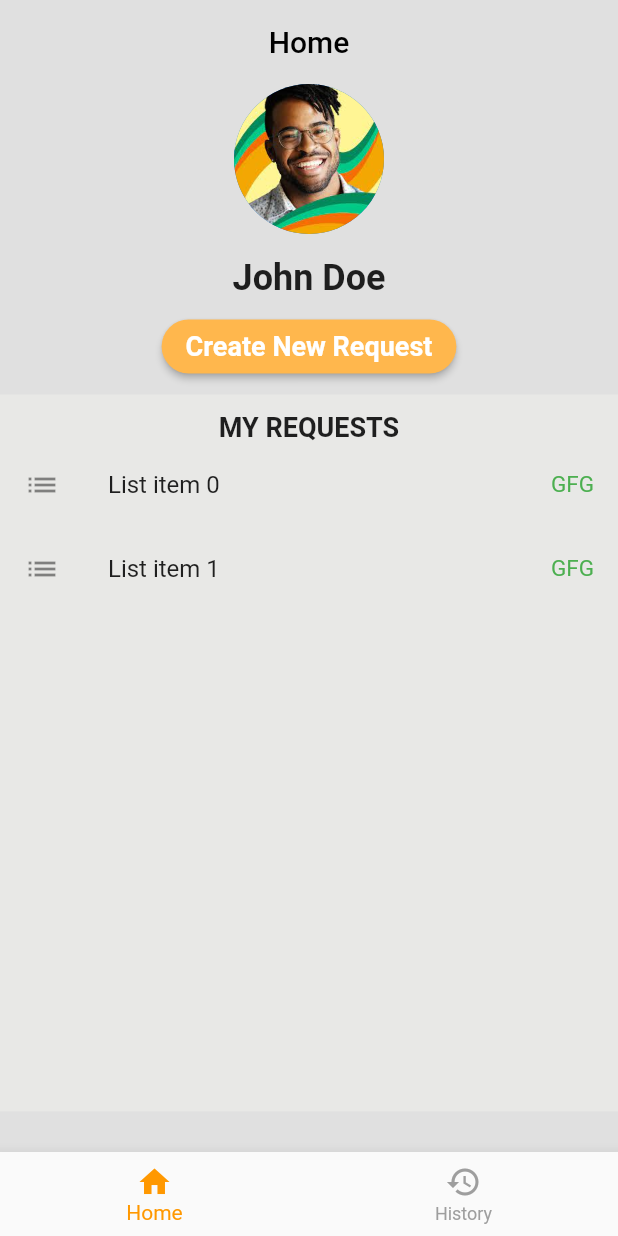
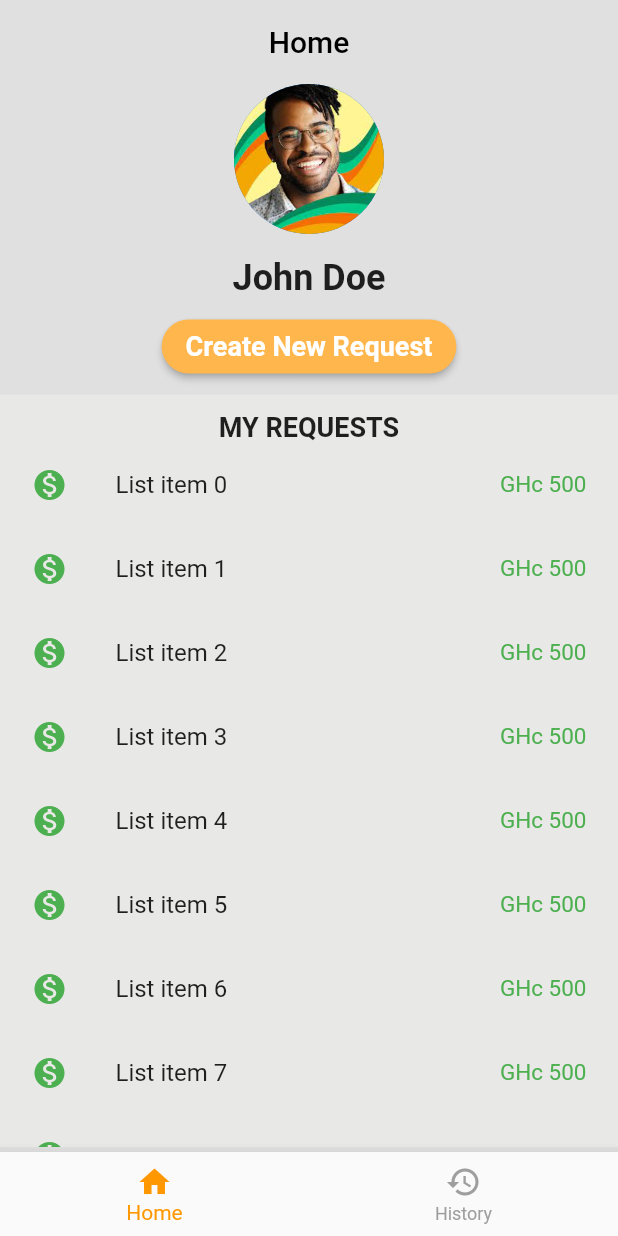
Before and after one commit to marvinlartey/JsServer, a Flutter app: the screen it shows after launch, on a phone screen of 412 x 824 dp. Run offline on Flutter 3.47's test engine with Material 2 defaults, Android fonts, the phone set to English and light mode, and no system bars.

Commit message:
added scrollview

```diff
--- a/expenditure/lib/Pages/user/homepage.dart
+++ b/expenditure/lib/Pages/user/homepage.dart
@@ -37,10 +37,13 @@ class _HomepageState extends State<Homepage> {
         ),
         body: PageView(controller: pageController, children: [
           SingleChildScrollView(
+            child: ConstrainedBox(
+              constraints:
+                  BoxConstraints(maxHeight: MediaQuery.of(context).size.height),
               child: Container(
                 color: const Color.fromRGBO(224, 224, 224, 1),
                 width: MediaQuery.of(context).size.width,
-              height: MediaQuery.of(context).size.height,
+                //height: MediaQuery.of(context).size.height,
                 child: Column(
                   children: [
                     //Profile picture
@@ -54,7 +57,8 @@ class _HomepageState extends State<Homepage> {
                     //username
                     const Text(
                       'John Doe',
-                    style: TextStyle(fontSize: 24, fontWeight: FontWeight.w600),
+                      style:
+                          TextStyle(fontSize: 24, fontWeight: FontWeight.w600),
                     ),
 
                     //New request button
@@ -80,8 +84,8 @@ class _HomepageState extends State<Homepage> {
                     //list of requests
                     Container(
                       width: MediaQuery.of(context).size.width,
-                    height: MediaQuery.of(context).size.height * 0.58,
-                    padding: const EdgeInsets.fromLTRB(0, 11, 0, 0),
+                      //height: MediaQuery.of(context).size.height * 0.58,
+                      padding: const EdgeInsets.fromLTRB(5, 11, 5, 0),
                       color: const Color.fromRGBO(232, 232, 230, 1),
                       child: Column(
                         children: [
@@ -93,14 +97,17 @@ class _HomepageState extends State<Homepage> {
                           ConstrainedBox(
                             constraints: BoxConstraints(
                                 maxHeight:
-                                  MediaQuery.of(context).size.width * 0.3),
+                                    MediaQuery.of(context).size.height * 0.57),
                             child: ListView.builder(
-                              itemCount: 5,
+                                itemCount: 15,
                                 itemBuilder: (BuildContext context, int index) {
                                   return ListTile(
-                                  leading: const Icon(Icons.list),
+                                    leading: const Icon(
+                                      Icons.monetization_on,
+                                      color: Colors.green,
+                                    ),
                                     trailing: const Text(
-                                    "GFG",
+                                      "GHc 500",
                                       style: TextStyle(
                                           color: Colors.green, fontSize: 15),
                                     ),
@@ -119,6 +126,7 @@ class _HomepageState extends State<Homepage> {
                       ),
                     ),
                   ],
+                ),
               ),
             ),
           ),
--- a/expenditure/lib/Pages/user/new_request.dart
+++ b/expenditure/lib/Pages/user/new_request.dart
@@ -59,7 +59,7 @@ class NewRequest extends StatelessWidget {
                 ),
                 ElevatedButton(
                   style: ElevatedButton.styleFrom(
-                      primary: Colors.orange[300],
+                      primary: Colors.red[400],
                       shape: RoundedRectangleBorder(
                           borderRadius: BorderRadius.circular(55))),
                   onPressed: Navigator.of(context).pop,
```
Lines whose indentation alone changed are shown as unchanged.
